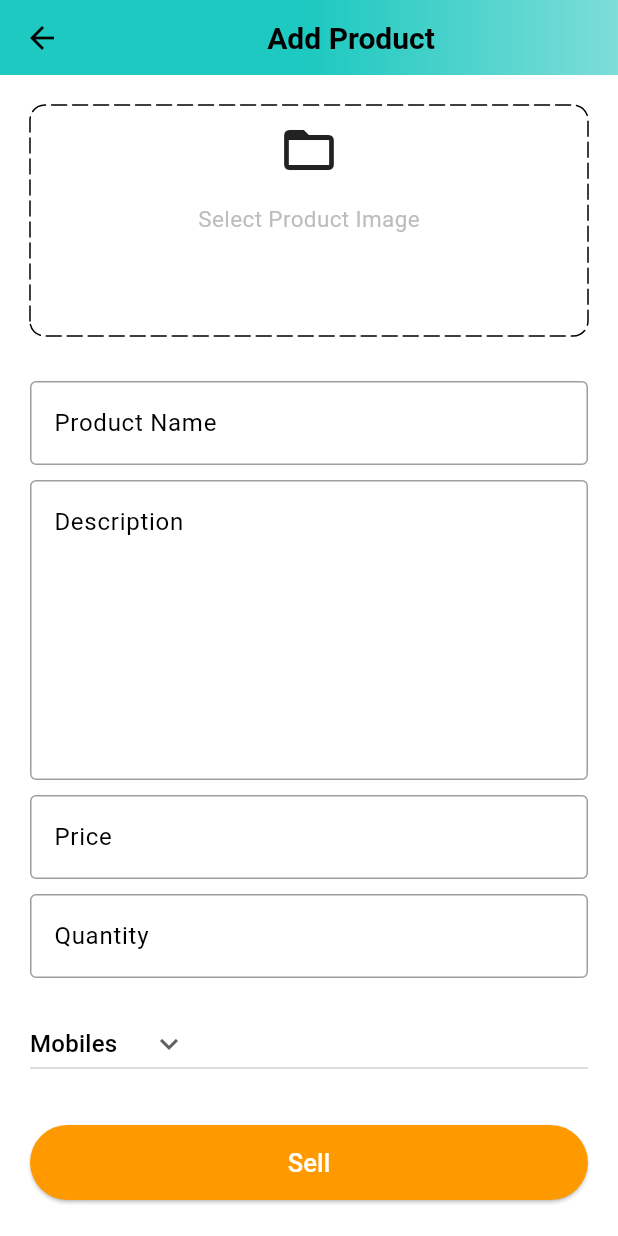
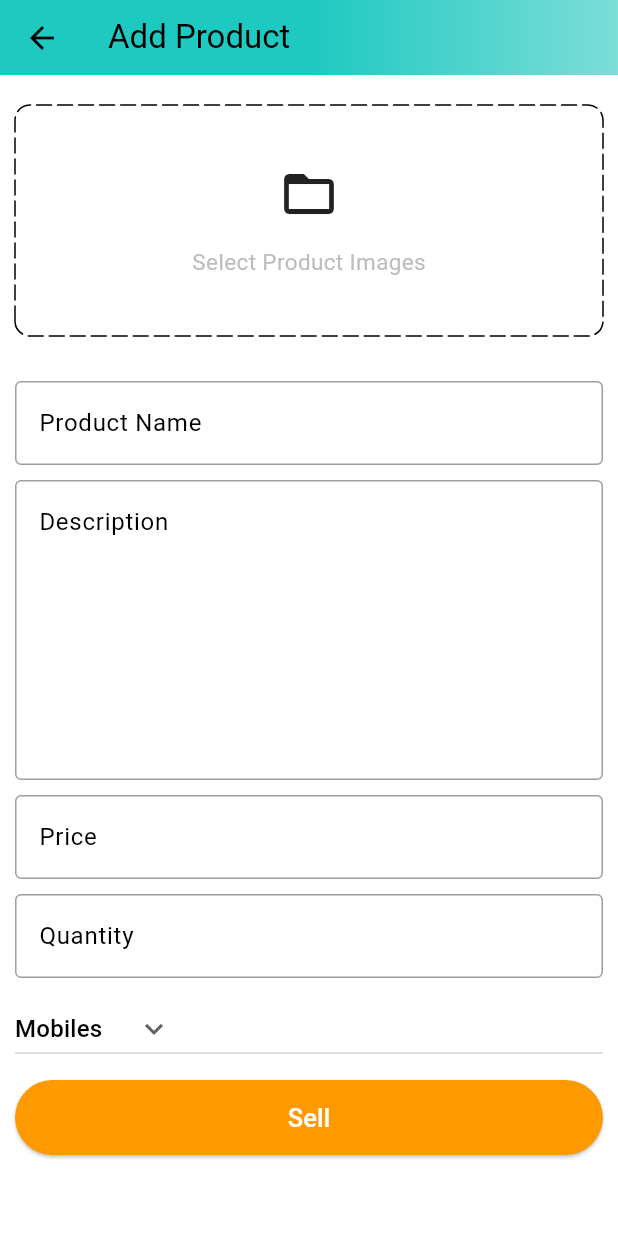
Before and after one commit to jonathanGontijo/loja, a Flutter app: the AddProductScreen screen opened by its route, on a phone screen of 412 x 824 dp. Run offline on Flutter 3.47's test engine with Material 3 defaults, Android fonts, the light colour scheme and no system bars; drawn by our look-alikes of dotted_border; our stand-ins replace badges, carousel_slider, file_picker, shared_preferences; missing offline and left inert: cloudinary_public; accounts and stored records are empty.

Commit message:
add a new product

```diff
--- a/lib/features/admin/screens/add_product_screen.dart
+++ b/lib/features/admin/screens/add_product_screen.dart
@@ -8,6 +8,7 @@ import 'package:loja/common/widgets/custom_button.dart';
 import 'package:loja/common/widgets/custom_textfield.dart';
 import 'package:loja/constants/global_variables.dart';
 import 'package:loja/constants/utils.dart';
+import 'package:loja/features/admin/services/admin_services.dart';
 
 class AddProductScreen extends StatefulWidget {
   static const String routeName = '/add-product';
@@ -23,9 +24,11 @@ class _AddProductScreenState extends State<AddProductScreen> {
   final TextEditingController descriptionController = TextEditingController();
   final TextEditingController priceController = TextEditingController();
   final TextEditingController quantityController = TextEditingController();
+  final AdminServices adminServices = AdminServices();
 
   String category = 'Mobiles';
   List<File> images = [];
+  final _addProductFormKey = GlobalKey<FormState>();
 
   @override
   void dispose() {
@@ -43,6 +46,20 @@ class _AddProductScreenState extends State<AddProductScreen> {
     'Books',
     'Fashion',
   ];
+
+  void sellProduct() {
+    if (_addProductFormKey.currentState!.validate() && images.isNotEmpty) {
+      adminServices.sellProduct(
+        context: context,
+        name: productNameController.text.trim(),
+        description: descriptionController.text.trim(),
+        price: double.parse(priceController.text),
+        quantity: double.parse(quantityController.text),
+        category: category,
+        images: images,
+      );
+    }
+  }
 
   void selectImages() async {
     var res = await pickImages();
@@ -62,23 +79,15 @@ class _AddProductScreenState extends State<AddProductScreen> {
               gradient: GlobalVariables.appBarGradient,
             ),
           ),
-          title: Center(
-            child: const Text(
+          title: const Text(
             'Add Product',
-              style: TextStyle(
-                color: Colors.black,
-                fontSize: 20,
-                fontWeight: FontWeight.bold,
+            style: TextStyle(color: Colors.black),
           ),
         ),
       ),
-        ),
-      ),
-
       body: SingleChildScrollView(
         child: Form(
-          child: Padding(
-            padding: const EdgeInsets.symmetric(horizontal: 10.0),
+          key: _addProductFormKey,
           child: Padding(
             padding: const EdgeInsets.symmetric(horizontal: 10.0),
             child: Column(
@@ -95,7 +104,6 @@ class _AddProductScreenState extends State<AddProductScreen> {
                         options: CarouselOptions(
                           viewportFraction: 1,
                           height: 200,
-                            autoPlay: true,
                         ),
                       )
                     : GestureDetector(
@@ -111,21 +119,19 @@ class _AddProductScreenState extends State<AddProductScreen> {
                             decoration: BoxDecoration(
                               borderRadius: BorderRadius.circular(10),
                             ),
-                              child: Padding(
-                                padding: const EdgeInsets.all(8.0),
                             child: Column(
+                              mainAxisAlignment: MainAxisAlignment.center,
                               children: [
                                 const Icon(Icons.folder_open, size: 40),
                                 const SizedBox(height: 15),
                                 Text(
-                                      'Select Product Image',
+                                  'Select Product Images',
                                   style: TextStyle(
                                     fontSize: 15,
                                     color: Colors.grey.shade400,
                                   ),
                                 ),
                               ],
-                                ),
                             ),
                           ),
                         ),
@@ -142,35 +148,31 @@ class _AddProductScreenState extends State<AddProductScreen> {
                   maxLines: 7,
                 ),
                 const SizedBox(height: 10),
-                  CustomTextField(
-                    controller: priceController,
-                    hintText: 'Price',
-                  ),
+                CustomTextField(controller: priceController, hintText: 'Price'),
                 const SizedBox(height: 10),
                 CustomTextField(
                   controller: quantityController,
                   hintText: 'Quantity',
                 ),
-                  const SizedBox(height: 20),
+                const SizedBox(height: 10),
                 SizedBox(
                   width: double.infinity,
                   child: DropdownButton(
+                    value: category,
+                    icon: const Icon(Icons.keyboard_arrow_down),
+                    items: productCategories.map((String item) {
+                      return DropdownMenuItem(value: item, child: Text(item));
+                    }).toList(),
                     onChanged: (String? newVal) {
                       setState(() {
                         category = newVal!;
                       });
                     },
-                      value: category,
-                      icon: const Icon(Icons.keyboard_arrow_down),
-                      items: productCategories.map((String item) {
-                        return DropdownMenuItem(value: item, child: Text(item));
-                      }).toList(),
                   ),
                 ),
-                  const SizedBox(height: 30),
-                  CustomButton(text: 'Sell', onTap: () {}),
+                const SizedBox(height: 10),
+                CustomButton(text: 'Sell', onTap: sellProduct),
               ],
-              ),
             ),
           ),
         ),
--- /dev/null
+++ b/lib/models/product.dart
@@ -0,0 +1,49 @@
+import 'dart:convert';
+
+class Product {
+  final String name;
+  final String description;
+  final double quantity;
+  final List<String> images;
+  final String category;
+  final double price;
+  final String? id;
+  Product({
+    required this.name,
+    required this.description,
+    required this.quantity,
+    required this.images,
+    required this.category,
+    required this.price,
+    this.id,
+  });
+
+  Map<String, dynamic> toMap() {
+    return {
+      'name': name,
+      'description': description,
+      'quantity': quantity,
+      'images': images,
+      'category': category,
+      'price': price,
+      'id': id,
+    };
+  }
+
+  factory Product.fromMap(Map<String, dynamic> map) {
+    return Product(
+      name: map['name'] ?? '',
+      description: map['description'] ?? '',
+      quantity: map['quantity']?.toDouble() ?? 0.0,
+      images: List<String>.from(map['images']),
+      category: map['category'] ?? '',
+      price: map['price']?.toDouble() ?? 0.0,
+      id: map['_id'],
+    );
+  }
+
+  String toJson() => json.encode(toMap());
+
+  factory Product.fromJson(String source) =>
+      Product.fromMap(json.decode(source));
+}
--- a/pubspec.yaml
+++ b/pubspec.yaml
@@ -33,6 +33,7 @@ dependencies:
   carousel_slider: ^5.1.1
   dotted_border: ^2.0.0+2
   file_picker: ^12.1.0
+  cloudinary_public: ^0.11.0
 
 dev_dependencies:
   flutter_test:
```
Also changed, not shown: lib/common/widgets/loader.dart (added, +10 -0 lines), lib/features/admin/screens/posts_screen.dart (+61 -10 lines), lib/features/admin/services/admin_services.dart (added, +117 -0 lines), lib/features/auth/services/auth_service.dart (+4 -11 lines), pubspec.lock, 5 other files. Lines whose indentation alone changed are shown as unchanged.
